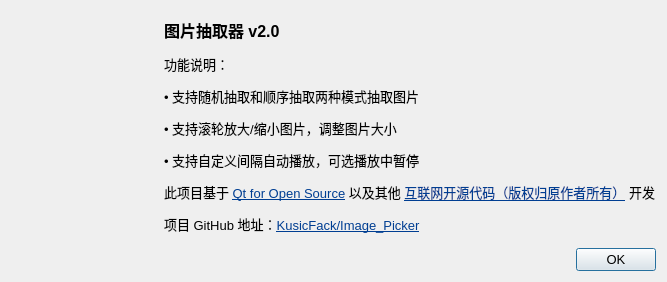
This is About.ui in KusicFack/Image_Picker as Qt 5 draws it before an edit. The edited form follows.
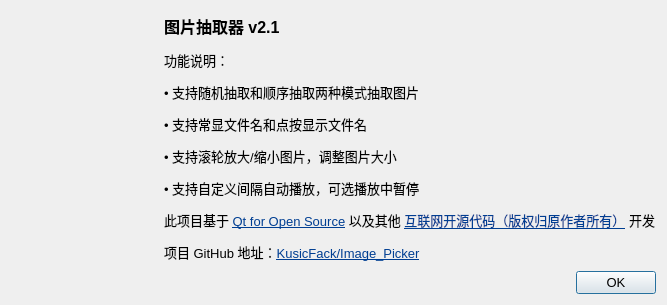
This is the edited form. Icons and pictures are not drawn.

```diff
--- a/About.ui
+++ b/About.ui
@@ -7,7 +7,7 @@
     <x>0</x>
     <y>0</y>
     <width>667</width>
-    <height>282</height>
+    <height>305</height>
    </rect>
   </property>
   <property name="sizePolicy">
@@ -50,7 +50,7 @@
      <item>
       <widget class="QLabel" name="Text">
        <property name="text">
-        <string>&lt;html&gt;&lt;head/&gt;&lt;body&gt;&lt;p&gt;&lt;span style=&quot; font-size:12pt; font-weight:700;&quot;&gt;图片抽取器 v2.0&lt;/span&gt;&lt;/p&gt;&lt;p&gt;&lt;span style=&quot; font-size:10pt;&quot;&gt;功能说明：&lt;/span&gt;&lt;/p&gt;&lt;p&gt;&lt;span style=&quot; font-size:10pt;&quot;&gt;• 支持随机抽取和顺序抽取两种模式抽取图片&lt;/span&gt;&lt;/p&gt;&lt;p&gt;&lt;span style=&quot; font-size:10pt;&quot;&gt;• 支持滚轮放大/缩小图片，调整图片大小&lt;/span&gt;&lt;/p&gt;&lt;p&gt;&lt;span style=&quot; font-size:10pt;&quot;&gt;• 支持自定义间隔自动播放，可选播放中暂停&lt;/span&gt;&lt;/p&gt;&lt;p&gt;&lt;span style=&quot; font-size:10pt;&quot;&gt;此项目基于 &lt;/span&gt;&lt;a href=&quot;https://www.qt.io/download-open-source&quot;&gt;&lt;span style=&quot; text-decoration: underline; color:#003e92;&quot;&gt;Qt for Open Source&lt;/span&gt;&lt;/a&gt;&lt;span style=&quot; font-size:10pt;&quot;&gt; 以及其他 &lt;/span&gt;&lt;a href=&quot;https://blog.csdn.net/xiaohuihuihuige/article/details/128165275&quot;&gt;&lt;span style=&quot; text-decoration: underline; color:#003e92;&quot;&gt;互联网开源代码（版权归原作者所有）&lt;/span&gt;&lt;/a&gt;&lt;span style=&quot; font-size:10pt;&quot;&gt; 开发&lt;/span&gt;&lt;/p&gt;&lt;p&gt;&lt;span style=&quot; font-size:10pt;&quot;&gt;项目 GitHub 地址：&lt;/span&gt;&lt;a href=&quot;https://github.com/KusicFack/Image_Picker&quot;&gt;&lt;span style=&quot; text-decoration: underline; color:#003e92;&quot;&gt;KusicFack/Image_Picker&lt;/span&gt;&lt;/a&gt;&lt;/p&gt;&lt;/body&gt;&lt;/html&gt;</string>
+        <string>&lt;html&gt;&lt;head/&gt;&lt;body&gt;&lt;p&gt;&lt;span style=&quot; font-size:12pt; font-weight:700;&quot;&gt;图片抽取器 v2.1&lt;/span&gt;&lt;/p&gt;&lt;p&gt;&lt;span style=&quot; font-size:10pt;&quot;&gt;功能说明：&lt;/span&gt;&lt;/p&gt;&lt;p&gt;&lt;span style=&quot; font-size:10pt;&quot;&gt;• 支持随机抽取和顺序抽取两种模式抽取图片&lt;/span&gt;&lt;/p&gt;&lt;p&gt;&lt;span style=&quot; font-size:10pt;&quot;&gt;• 支持常显文件名和点按显示文件名&lt;/span&gt;&lt;/p&gt;&lt;p&gt;&lt;span style=&quot; font-size:10pt;&quot;&gt;• 支持滚轮放大/缩小图片，调整图片大小&lt;/span&gt;&lt;/p&gt;&lt;p&gt;&lt;span style=&quot; font-size:10pt;&quot;&gt;• 支持自定义间隔自动播放，可选播放中暂停&lt;/span&gt;&lt;/p&gt;&lt;p&gt;&lt;span style=&quot; font-size:10pt;&quot;&gt;此项目基于 &lt;/span&gt;&lt;a href=&quot;https://www.qt.io/download-open-source&quot;&gt;&lt;span style=&quot; text-decoration: underline; color:#003e92;&quot;&gt;Qt for Open Source&lt;/span&gt;&lt;/a&gt;&lt;span style=&quot; font-size:10pt;&quot;&gt; 以及其他 &lt;/span&gt;&lt;a href=&quot;https://blog.csdn.net/xiaohuihuihuige/article/details/128165275&quot;&gt;&lt;span style=&quot; text-decoration: underline; color:#003e92;&quot;&gt;互联网开源代码（版权归原作者所有）&lt;/span&gt;&lt;/a&gt;&lt;span style=&quot; font-size:10pt;&quot;&gt; 开发&lt;/span&gt;&lt;/p&gt;&lt;p&gt;&lt;span style=&quot; font-size:10pt;&quot;&gt;项目 GitHub 地址：&lt;/span&gt;&lt;a href=&quot;https://github.com/KusicFack/Image_Picker&quot;&gt;&lt;span style=&quot; text-decoration: underline; color:#003e92;&quot;&gt;KusicFack/Image_Picker&lt;/span&gt;&lt;/a&gt;&lt;/p&gt;&lt;/body&gt;&lt;/html&gt;</string>
        </property>
        <property name="textFormat">
         <enum>Qt::TextFormat::MarkdownText</enum>
```
